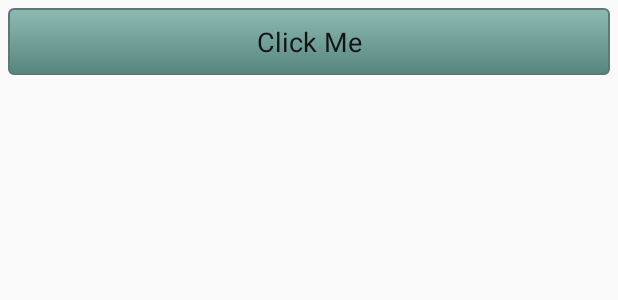
After one commit to Nmaster88/funnyapp, an Android app: the layout anecdote_layout_content.xml on its own in the app's theme, with its tools: preview values and no code run, on a phone screen of 412 x 824 dp. The commit adds this screen. Shown: the top 300 px of the screen. Run offline under Robolectric (Android 15) with nearby library versions, the phone set to English and light mode, and no system bars.

Commit message:
changes_24_12_!5

```diff
--- a/src/main/java/pt/blogspot/lightstairs/funnyapp/CategoriesListViewAdapter.java
+++ b/src/main/java/pt/blogspot/lightstairs/funnyapp/CategoriesListViewAdapter.java
@@ -21,7 +21,7 @@ public class CategoriesListViewAdapter extends BaseAdapter {
 
     public CategoriesListViewAdapter(String[] arr, Context context) {
         this.categories = arr;
-        this.context = context;
+//        this.context = context;
 //        this.myInflater= (LayoutInflater)context.getSystemService(Context.LAYOUT_INFLATER_SERVICE);
         this.myInflater= LayoutInflater.from(context);
     }
@@ -42,11 +42,11 @@ public class CategoriesListViewAdapter extends BaseAdapter {
     }
 
     @Override
-    public View getView(int position, View convertView, ViewGroup parent) {
+    public View getView(int position, View convertView, ViewGroup parent)
+    {
         if(convertView == null){
             convertView = myInflater.inflate(R.layout.test, null);
         }
-
         ((TextView) convertView).setText(categories[position]);
         //convertView.setClickable(false);
 
--- a/src/main/java/pt/blogspot/lightstairs/funnyapp/MainActivity.java
+++ b/src/main/java/pt/blogspot/lightstairs/funnyapp/MainActivity.java
@@ -75,7 +75,10 @@ public class MainActivity extends AppCompatActivity
     }
 
     public void loadAnecdotes(String category){
-
+        FragmentTransaction transaction = getFragmentManager().beginTransaction();
+        android.app.Fragment fragment = AnecdoteFragment.newInstance(category);
+        transaction.replace(R.id.container, fragment);
+        transaction.commit();
     }
 
     private void setListFragment(){
--- a/src/main/java/pt/blogspot/lightstairs/funnyapp/fragments/CategoriesFragment.java
+++ b/src/main/java/pt/blogspot/lightstairs/funnyapp/fragments/CategoriesFragment.java
@@ -72,7 +72,7 @@ public class CategoriesFragment extends Fragment implements AdapterView.OnItemCl
 
         public void onItemClick(AdapterView<?> parent, View view, int position, long id) {
             Toast.makeText(getActivity(), ((TextView)view).getText().toString(), Toast.LENGTH_LONG).show();
-            ((MainActivity) getActivity()).loadAnecdotes("Alentejanos");
+            ((MainActivity)getActivity()).loadAnecdotes(((TextView)view).getText().toString());
         }
 
     }
--- /dev/null
+++ b/src/main/res/layout/anecdote_layout_content.xml
@@ -0,0 +1,13 @@
+<TextView
+    android:id="@+id/anecdoteButton"
+    android:layout_width="match_parent"
+    android:layout_height="wrap_content"
+    android:layout_margin="5dp"
+    android:padding="10dp"
+    android:gravity="center"
+    android:text="Click Me"
+    android:textAppearance="@android:style/TextAppearance.Medium"
+    android:layout_centerVertical="true"
+    android:layout_centerHorizontal="true"
+    android:background="@drawable/categories_button"
+    xmlns:android="http://schemas.android.com/apk/res/android" />
--- a/src/main/res/layout/categories_layout.xml
+++ b/src/main/res/layout/categories_layout.xml
@@ -9,10 +9,8 @@
         android:layout_height="match_parent"
         android:choiceMode="singleChoice"
         android:gravity="center"
-        android:divider="@android:color/holo_orange_dark"
         android:dividerHeight="2dp"
-        >
-    </ListView>
+        />
     <!--android:entries="@array/categories"-->
 
 
```
Also changed, not shown: src/main/java/pt/blogspot/lightstairs/funnyapp/AnecdotesListViewAdapter.java (added, +66 -0 lines), src/main/java/pt/blogspot/lightstairs/funnyapp/fragments/AnecdoteFragment.java (+22 -0 lines), src/main/res/layout/anecdote_layout.xml (+13 -5 lines).
